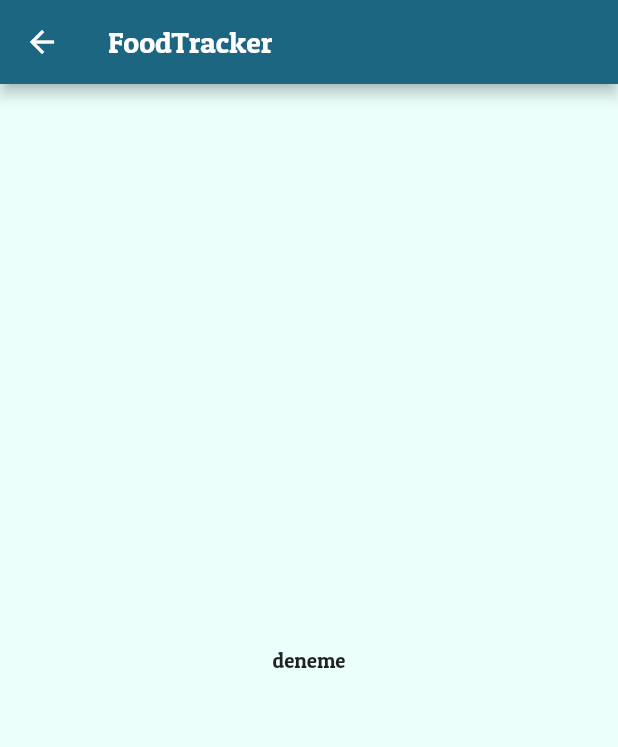
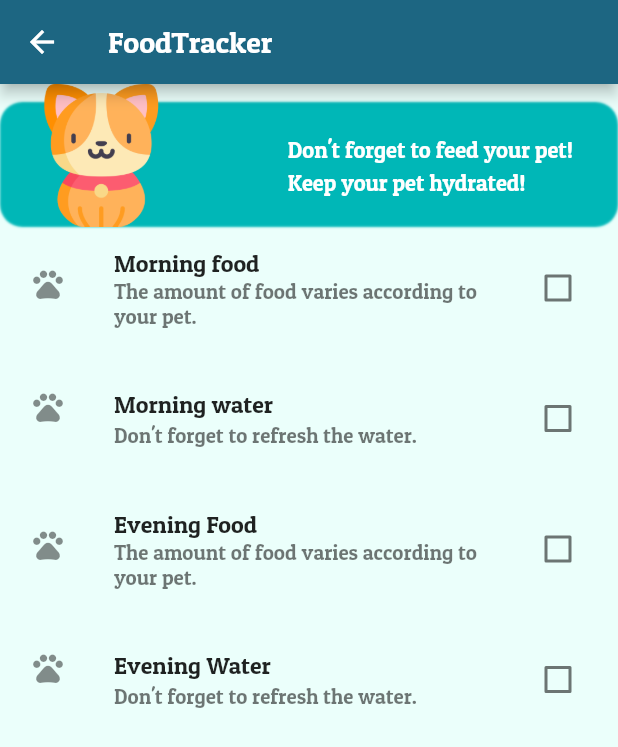
Before and after one commit to edanuroztrk/PetTracker-App, a Flutter app: the foodtracker_page screen opened directly, on a phone screen of 412 x 824 dp. Shown: the top 747 px of the screen. Run offline on Flutter 3.47's test engine with Material 2 defaults, Android fonts, the phone set to English and light mode, and no system bars; our stand-ins replace cloud_firestore, firebase_auth, firebase_core, firebase_messaging, firebase_storage, flutter_svg and 2 more; missing offline and left inert: cloud_firestore_web, firebase_auth_web, firebase_core_web, firebase_image, firebase_storage_web, google_sign_in_web and 1 more; accounts and stored records are empty; project files that could hold a hidden picture were left out.

Commit message:
FoodTracker Done

```diff
--- a/lib/Screens/FoodTracker/components/body.dart
+++ b/lib/Screens/FoodTracker/components/body.dart
@@ -1,13 +1,140 @@
 import 'package:flutter/material.dart';
+import 'package:petTracker/constants.dart';
 
-class foodtrackerBody extends StatelessWidget {
-  const foodtrackerBody({Key key}) : super(key: key);
+  class FoodTrackerBody extends StatefulWidget {
+  @override
+  _FoodTrackerPageState createState() => _FoodTrackerPageState();
+  }
+
+  class _FoodTrackerPageState extends State<FoodTrackerBody> {
+    bool _isChecked = false;
+    bool food = false;
+    bool water = false;
+    bool check = false;
 
   @override
   Widget build(BuildContext context) {
-    return Container(
+    return Column(
+      children: <Widget>[
+        Container(
+          height: 95,
+          width: double.infinity,
+          child: Stack(
+            children: <Widget>[
+              Padding(
+                padding: const EdgeInsets.only(top: 12),
+                child: Container(
+                  height: 100,
+                  width: double.infinity,
+                  decoration: BoxDecoration(
 
-      child: Center(child: Text("deneme")) ,
+                      borderRadius: BorderRadius.circular(15),
+                      boxShadow: [
+                        BoxShadow(color: primary, blurRadius: 0.5)
+                      ]),
+                  child: Align(
+                    alignment: Alignment.centerRight,
+                    child:  Padding(
+                      padding: const EdgeInsets.only(right: 30),
+                      child: Text("Don't forget to feed your pet!\nKeep your pet hydrated! ",style:contentWhite,),
+                    ),
+                  ),
+                ),
+              ),
+              Container(
+                padding: EdgeInsets.only(left: 20),
+                child: Image.asset("assets/images/dog.png"),
+              )
+
+            ],
+          ),
+
+        ),
+          Container(
+     // decoration: BoxDecoration(border: Border.all(color: Colors.teal)),
+      child: CheckboxListTile(
+        title: const Text('Morning food'),
+        subtitle: const Text('The amount of food varies according to your pet.'),
+        secondary: const Icon(Icons.pets),
+        activeColor: Colors.indigo,
+        checkColor: Colors.white,
+        selected: _isChecked,
+        value: _isChecked,
+        onChanged: (bool value) {
+          setState(() {
+            _isChecked = value;
+          });
+        },
+        contentPadding: EdgeInsets.symmetric(
+            horizontal: 20,
+            vertical: 10
+        ),
+      ),
+    ),
+        Container(
+          // decoration: BoxDecoration(border: Border.all(color: Colors.teal)),
+          child: CheckboxListTile(
+            title: const Text('Morning water'),
+            subtitle: const Text("Don't forget to refresh the water."),
+            secondary: const Icon(Icons.pets),
+            activeColor: Colors.indigo,
+            checkColor: Colors.white,
+            selected: food,
+            value: food,
+            onChanged: (bool value) {
+              setState(() {
+                food = value;
+              });
+            },
+            contentPadding: EdgeInsets.symmetric(
+                horizontal: 20,
+                vertical: 10
+            ),
+          ),
+        ),
+        Container(
+          // decoration: BoxDecoration(border: Border.all(color: Colors.teal)),
+          child: CheckboxListTile(
+            title: const Text('Evening Food'),
+            subtitle: const Text('The amount of food varies according to your pet.'),
+            secondary: const Icon(Icons.pets),
+            activeColor: Colors.indigo,
+            checkColor: Colors.white,
+            selected: water,
+            value: water,
+            onChanged: (bool value) {
+              setState(() {
+                water = value;
+              });
+            },
+            contentPadding: EdgeInsets.symmetric(
+                horizontal: 20,
+                vertical: 10
+            ),
+          ),
+        ),
+        Container(
+          // decoration: BoxDecoration(border: Border.all(color: Colors.teal)),
+          child: CheckboxListTile(
+            title: const Text('Evening Water'),
+            subtitle: const Text("Don't forget to refresh the water." ),
+            secondary: const Icon(Icons.pets),
+            activeColor: Colors.indigo,
+            checkColor: Colors.white,
+            selected: check,
+            value: check,
+            onChanged: (bool value) {
+              setState(() {
+                check = value;
+              });
+            },
+            contentPadding: EdgeInsets.symmetric(
+                horizontal: 20,
+                vertical: 10
+            ),
+          ),
+        ),
+  ]
     );
   }
 }
--- a/lib/Screens/FoodTracker/foodtracker_page.dart
+++ b/lib/Screens/FoodTracker/foodtracker_page.dart
@@ -1,6 +1,5 @@
 import 'package:flutter/material.dart';
 import 'package:petTracker/Screens/FoodTracker/components/body.dart';
-
 
 class foodtracker_page extends StatelessWidget {
   static const String routeName = '/FoodTracker';
@@ -11,7 +10,8 @@ class foodtracker_page extends StatelessWidget {
       appBar: AppBar(
         title: Text("FoodTracker"),
       ),
-      body: foodtrackerBody(),
+      body: FoodTrackerBody(),
     );
+
   }
 }
--- a/lib/constants.dart
+++ b/lib/constants.dart
@@ -3,3 +3,11 @@ import 'package:flutter/material.dart';
 const kPrimaryColor = Color(0xff1d6682);
 const kPrimaryLightColor = Color(0xFF8fb4f3);
 const mainColor = Color(0xFFEBFFFB);
+const primary = Color(0xFF00B7B7);
+const textWhite = Color(0xFFFFFFFF);
+
+const contentWhite = TextStyle(
+    fontSize: 15,
+    height: 1.5,
+    color: textWhite
+);
```
Also changed, not shown: assets/images/dog.png (added).
